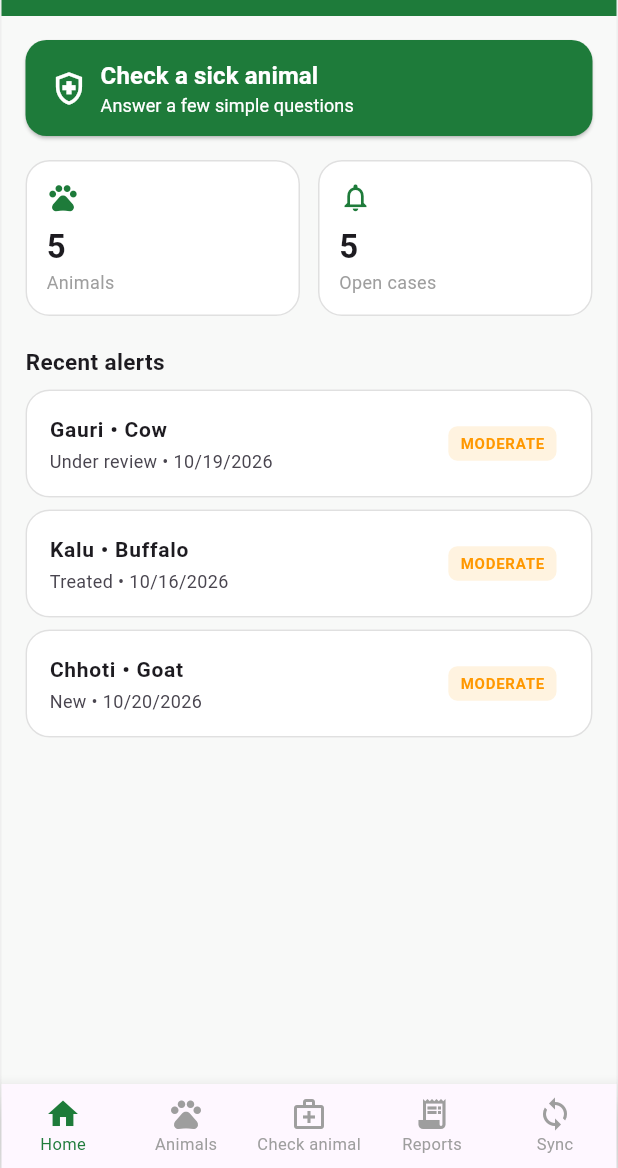
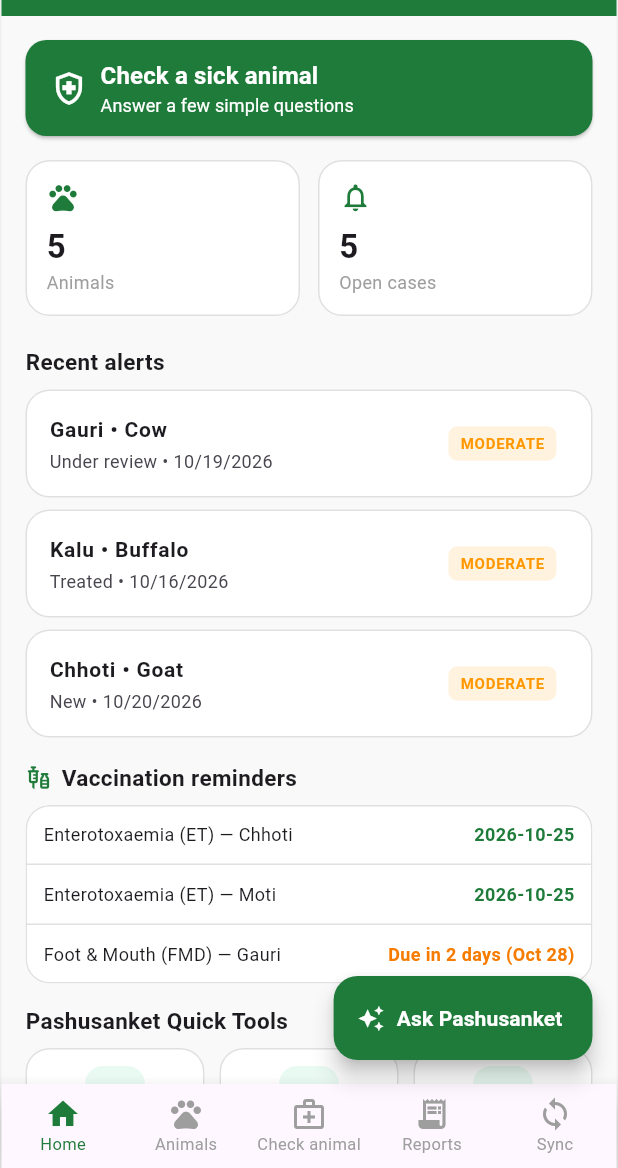
Before and after one commit to Prateekdeve/livestock_jeevsarthi_app, a Flutter app: the FarmerHomeScreen screen opened directly, on a phone screen of 412 x 824 dp, the part 68-1236 px from its top. Run offline on Flutter 3.47's test engine with Material 3 defaults, Android fonts, the phone set to English and light mode, and no system bars.

Commit message:
Added vaccination reminders and pashusanket quick tools in farmer home page

```diff
--- a/lib/screens/farmer_home_screen.dart
+++ b/lib/screens/farmer_home_screen.dart
@@ -166,7 +166,41 @@
             'MODERATE',
             const Color(0xFFFFF3E0),
           ),
+          const SizedBox(height: 8),
+          const Row(
+            children: [
+              Icon(
+                Icons.vaccines_outlined,
+                color: AppTheme.primaryGreen,
+                size: 18,
+              ),
+              SizedBox(width: 6),
+              Text(
+                'Vaccination reminders',
+                style: TextStyle(fontSize: 15, fontWeight: FontWeight.bold),
+              ),
+            ],
+          ),
+          const SizedBox(height: 8),
+          _buildVaccinationReminders(),
+          const SizedBox(height: 14),
+          const Text(
+            'Pashusanket Quick Tools',
+            style: TextStyle(fontSize: 15, fontWeight: FontWeight.bold),
+          ),
+          const SizedBox(height: 8),
+          _buildQuickTools(),
         ],
+      ),
+      floatingActionButton: FloatingActionButton.extended(
+        onPressed: _askPashusanket,
+        backgroundColor: AppTheme.primaryGreen,
+        foregroundColor: Colors.white,
+        icon: const Icon(Icons.auto_awesome, size: 18),
+        label: const Text(
+          'Ask Pashusanket',
+          style: TextStyle(fontWeight: FontWeight.bold),
+        ),
       ),
       bottomNavigationBar: BottomNavigationBar(
         currentIndex: currentIndex,
@@ -251,4 +285,137 @@
       ),
     );
   }
+
+  Widget _buildVaccinationReminders() {
+    return Card(
+      margin: EdgeInsets.zero,
+      clipBehavior: Clip.antiAlias,
+      child: Column(
+        children: [
+          _buildReminderRow(
+            'Enterotoxaemia (ET) — Chhoti',
+            '2026-10-25',
+            isDueSoon: false,
+          ),
+          _buildReminderRow(
+            'Enterotoxaemia (ET) — Moti',
+            '2026-10-25',
+            isDueSoon: false,
+          ),
+          _buildReminderRow(
+            'Foot & Mouth (FMD) — Gauri',
+            'Due in 2 days (Oct 28)',
+            isDueSoon: true,
+            isLast: true,
+          ),
+        ],
+      ),
+    );
+  }
+
+  Widget _buildReminderRow(
+    String title,
+    String date, {
+    required bool isDueSoon,
+    bool isLast = false,
+  }) {
+    return Container(
+      padding: const EdgeInsets.symmetric(horizontal: 12, vertical: 11),
+      decoration: BoxDecoration(
+        border: isLast
+            ? null
+            : const Border(bottom: BorderSide(color: AppTheme.cardBorder)),
+      ),
+      child: Row(
+        children: [
+          Expanded(child: Text(title, style: const TextStyle(fontSize: 12))),
+          const SizedBox(width: 8),
+          Text(
+            date,
+            style: TextStyle(
+              color: isDueSoon ? AppTheme.warningOrange : AppTheme.primaryGreen,
+              fontSize: 12,
+              fontWeight: FontWeight.bold,
+            ),
+          ),
+        ],
+      ),
+    );
+  }
+
+  Widget _buildQuickTools() {
+    return Row(
+      children: [
+        Expanded(
+          child: _buildQuickTool(
+            Icons.medication_outlined,
+            'Medicine &\nWithdrawal',
+            _showToolMessage,
+          ),
+        ),
+        const SizedBox(width: 10),
+        Expanded(
+          child: _buildQuickTool(
+            Icons.phone_in_talk_outlined,
+            'Consult Nearby\nVet',
+            _showToolMessage,
+          ),
+        ),
+        const SizedBox(width: 10),
+        Expanded(
+          child: _buildQuickTool(
+            Icons.qr_code_2,
+            'Pashu Swasthya\nCard',
+            _showToolMessage,
+          ),
+        ),
+      ],
+    );
+  }
+
+  Widget _buildQuickTool(IconData icon, String label, VoidCallback onTap) {
+    return InkWell(
+      onTap: onTap,
+      borderRadius: BorderRadius.circular(16),
+      child: Card(
+        margin: EdgeInsets.zero,
+        child: Padding(
+          padding: const EdgeInsets.symmetric(horizontal: 6, vertical: 12),
+          child: Column(
+            children: [
+              Container(
+                padding: const EdgeInsets.all(9),
+                decoration: BoxDecoration(
+                  color: const Color(0xFFE9FAF2),
+                  borderRadius: BorderRadius.circular(12),
+                ),
+                child: Icon(icon, color: AppTheme.primaryGreen, size: 22),
+              ),
+              const SizedBox(height: 7),
+              Text(
+                label,
+                textAlign: TextAlign.center,
+                style: const TextStyle(
+                  fontSize: 11,
+                  fontWeight: FontWeight.bold,
+                ),
+              ),
+            ],
+          ),
+        ),
+      ),
+    );
+  }
+
+  void _showToolMessage() {
+    ScaffoldMessenger.of(context).showSnackBar(
+      const SnackBar(content: Text('This Pashusanket tool is coming soon.')),
+    );
+  }
+
+  void _askPashusanket() {
+    ScaffoldMessenger.of(context).showSnackBar(
+      const SnackBar(content: Text('Pashusanket assistant is coming soon.')),
+    );
+  }
 }
```
